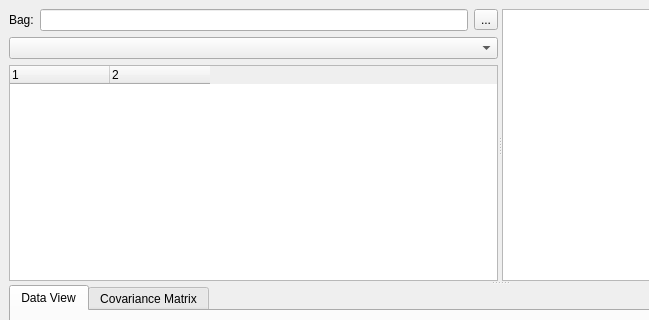
Old version of the form src/gui/form_main.ui in the repository pcdangio/ros-noise_analysis; both pictures show x 0 to 649 and y 0 to 320 of the 1000 by 600 pixel window.
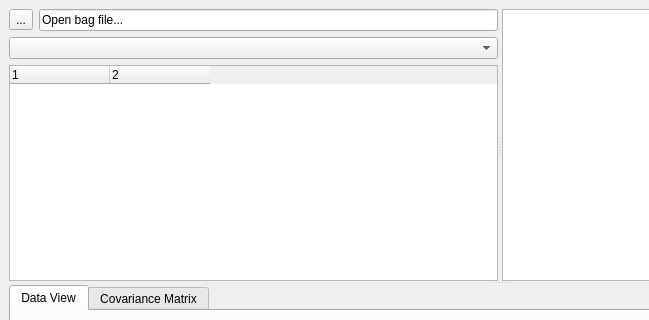
New version of the form. Icons and pictures are not drawn. Custom widgets are drawn as their Qt base class.

The edit to the form file:
```diff
--- a/src/gui/form_main.ui
+++ b/src/gui/form_main.ui
@@ -28,20 +28,6 @@
         <layout class="QVBoxLayout" name="layout_input">
          <item>
           <layout class="QHBoxLayout" name="layout_bag">
-           <item>
-            <widget class="QLabel" name="label_bag">
-             <property name="text">
-              <string>Bag:</string>
-             </property>
-            </widget>
-           </item>
-           <item>
-            <widget class="QLineEdit" name="lineedit_bag">
-             <property name="readOnly">
-              <bool>true</bool>
-             </property>
-            </widget>
-           </item>
            <item>
             <widget class="QToolButton" name="button_open_bag">
              <property name="text">
@@ -53,6 +39,16 @@
              </property>
             </widget>
            </item>
+           <item>
+            <widget class="QLineEdit" name="lineedit_bag">
+             <property name="text">
+              <string>Open bag file...</string>
+             </property>
+             <property name="readOnly">
+              <bool>true</bool>
+             </property>
+            </widget>
+           </item>
           </layout>
          </item>
          <item>
```
